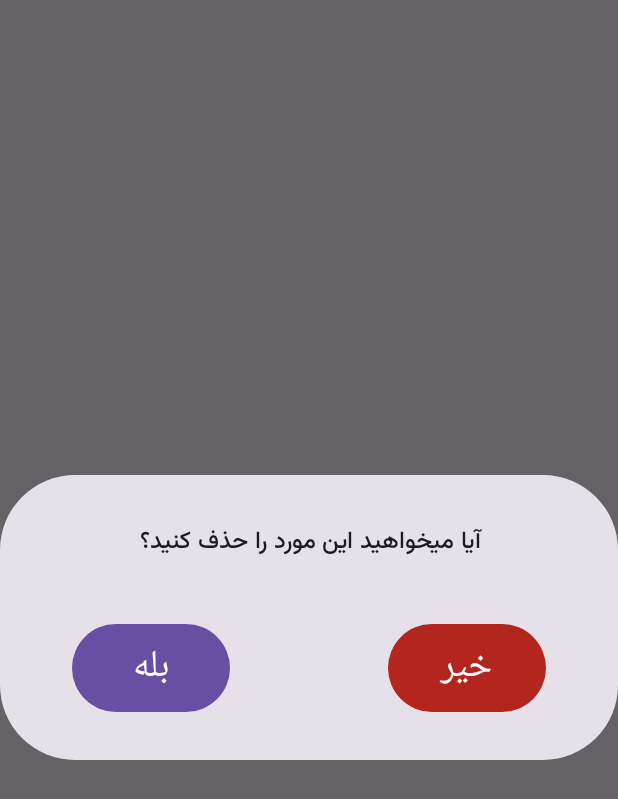
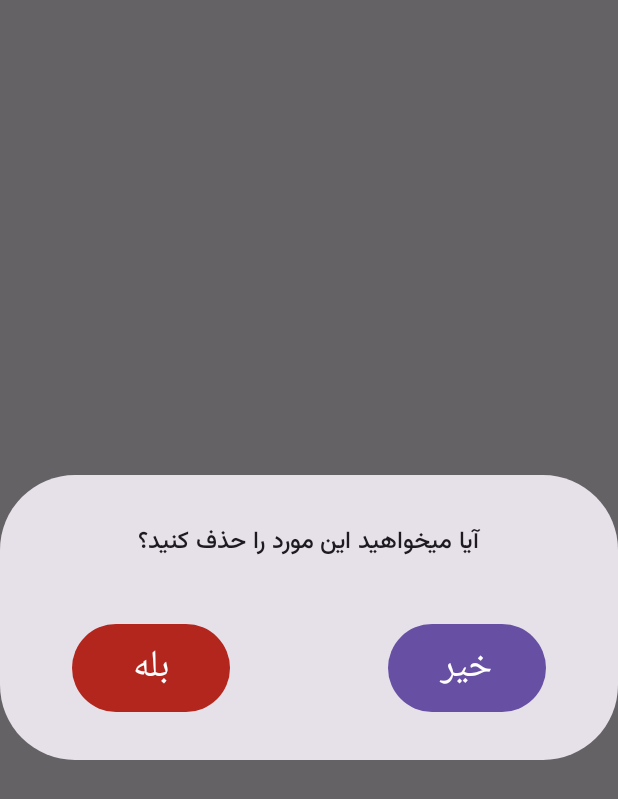
Before and after one commit to MotamedKia/RhymeFinder, an Android app built with Jetpack Compose: the composable DeleteDialog shown on its own in the app's theme, on a phone screen of 412 x 824 dp. Shown: the top 799 px of the screen. Run offline under Robolectric (Android 15) with nearby library versions, the phone set to English and light mode, and no system bars; libraries missing offline, so code that uses them is left out: com.orhanobut.hawk; Roboto replaces fonts that are not available here; 6 statements that could not run were skipped.

```diff
--- a/app/src/main/java/com/example/rhymefinder/logics/DeleteDialog.kt
+++ b/app/src/main/java/com/example/rhymefinder/logics/DeleteDialog.kt
@@ -30,7 +30,7 @@ import com.example.rhymefinder.models.SavedRhymes
 import com.orhanobut.hawk.Hawk
 
 //when the item in Saved screen is clicked, this Dialog is called
-    /*the clickables are handled inn Saved screen*/
+/*the clickables are handled inn Saved screen*/
 @Composable
 fun DeleteDialog(modifier: Modifier = Modifier, onConfirmClick: () -> Unit, onDismiss: () -> Unit) {
 
@@ -43,27 +43,28 @@ fun DeleteDialog(modifier: Modifier = Modifier, onConfirmClick: () -> Unit, onDi
             ) {
                 Text(
                     "آیا میخواهید این مورد را حذف کنید؟",
-                    fontFamily = FontFamily(Font(R.font.vazirmatn_medium)),
-                    textAlign = TextAlign.End
+                    fontFamily = FontFamily(Font(R.font.vazirmatn_medium))
                 )
                 Spacer(Modifier.height(42.dp))
                 Row {
-                    Button(onClick = {
-                        onConfirmClick()
-                    }, modifier = Modifier.weight(1f)) {
+                    Button(
+                        onClick = {
+                            onConfirmClick()
+                        }, modifier = Modifier.weight(1f),
+                        colors = ButtonDefaults.buttonColors(containerColor = MaterialTheme.colorScheme.error)
+                    ) {
                         Text(
-                            "بله",
+                            "بله", color = MaterialTheme.colorScheme.onError,
                             fontFamily = FontFamily(Font(R.font.sher_font)), fontSize = 25.sp
                         )
                     }
                     Spacer(Modifier.weight(1f))
                     Button(
                         onClick = { onDismiss() },
-                        modifier = Modifier.weight(1f),
-                        colors = ButtonDefaults.buttonColors(containerColor = MaterialTheme.colorScheme.error)
+                        modifier = Modifier.weight(1f)
                     ) {
                         Text(
-                            "خیر", color = MaterialTheme.colorScheme.onError,
+                            "خیر",
                             fontFamily = FontFamily(Font(R.font.sher_font)), fontSize = 25.sp
                         )
                     }
--- a/app/src/main/java/com/example/rhymefinder/screens/queryItemUi.kt
+++ b/app/src/main/java/com/example/rhymefinder/screens/queryItemUi.kt
@@ -54,6 +54,7 @@ fun QueryItem(modifier: Modifier = Modifier, query: String, rhyme: String) {
                     containerColor = MaterialTheme.colorScheme.primaryContainer
                 ),
                 onClick = {
+                    if (!done) {
                         val dbList: List<SavedRhymes>? = Hawk.get("savedRhymes", emptyList())
                         val finalList = dbList?.toMutableList()
                         finalList?.add(SavedRhymes(query, rhyme))
@@ -64,6 +65,7 @@ fun QueryItem(modifier: Modifier = Modifier, query: String, rhyme: String) {
                             "کلمه ی $query هم قافیه ی $rhyme ذخیره شد.",
                             Toast.LENGTH_SHORT
                         ).show()
+                    }
                 }) {
                 Icon(
                     if (it) Icons.Default.Check else Icons.Default.Add,
```
Also changed, not shown: app/src/main/java/com/example/rhymefinder/screens/SavedScreenItem.kt (+4 -5 lines). Lines whose indentation alone changed are shown as unchanged.
